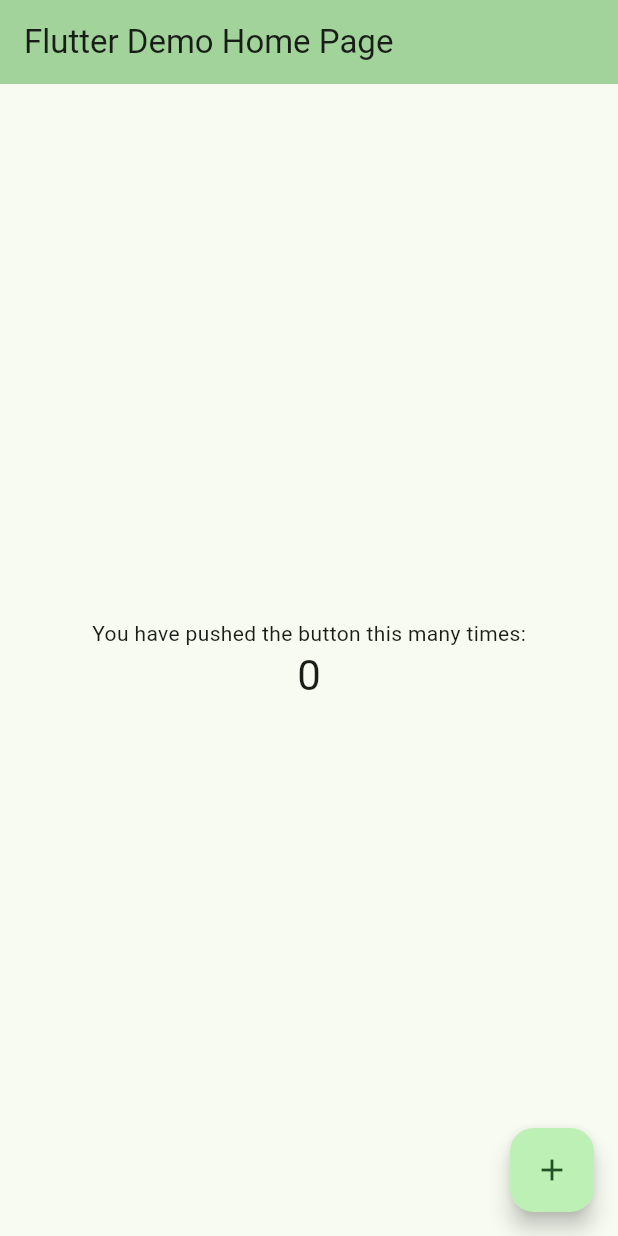
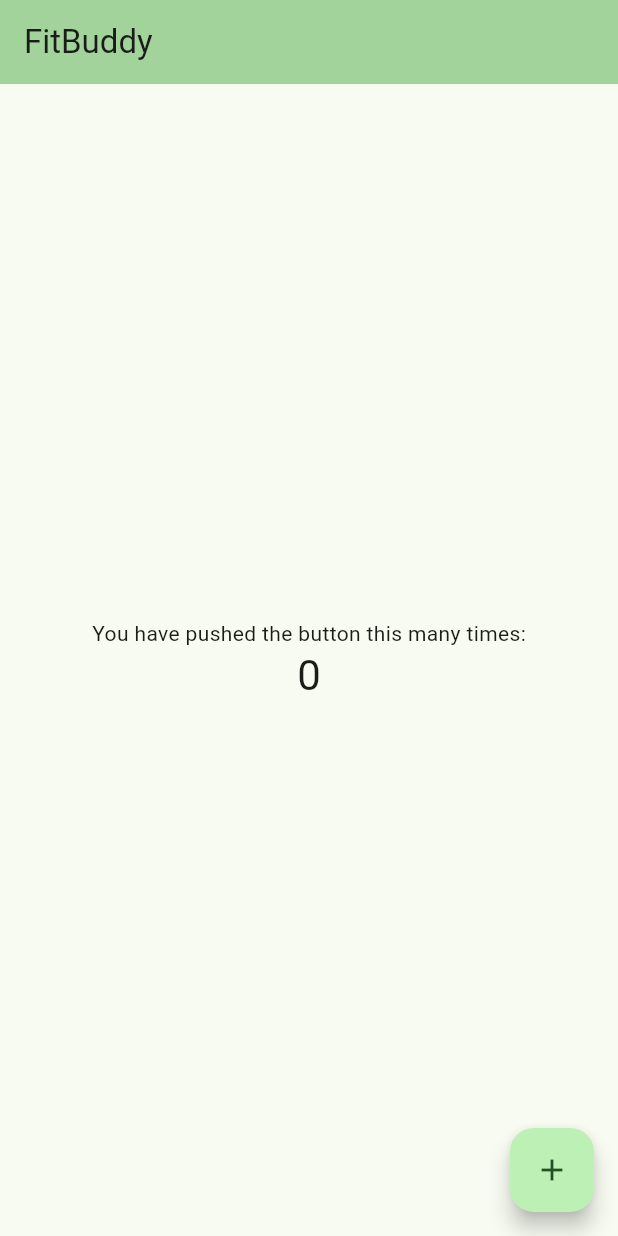
Before and after one commit to venoblin/fit-buddy-mobile, a Flutter app: the screen it shows after launch, on a phone screen of 412 x 824 dp. Run offline on Flutter 3.47's test engine with Material 3 defaults, Android fonts, the phone set to English and light mode, and no system bars.

Commit message:
modified title

```diff
--- a/lib/main.dart
+++ b/lib/main.dart
@@ -10,12 +10,12 @@ class MyApp extends StatelessWidget {
   @override
   Widget build(BuildContext context) {
     return MaterialApp(
-      title: 'Flutter Demo',
+      title: 'FitBuddy',
       theme: ThemeData(
         colorScheme: ColorScheme.fromSeed(seedColor: Colors.green),
         useMaterial3: true,
       ),
-      home: const MyHomePage(title: 'Flutter Demo Home Page'),
+      home: const MyHomePage(title: 'FitBuddy'),
     );
   }
 }
```
